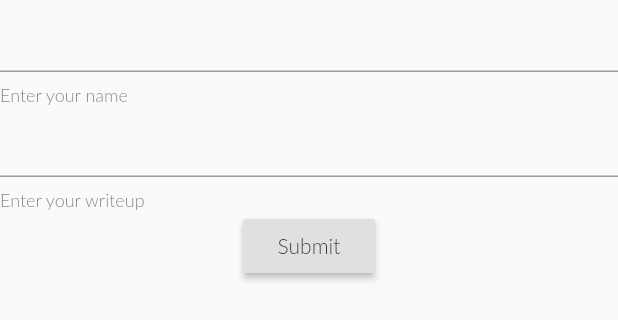
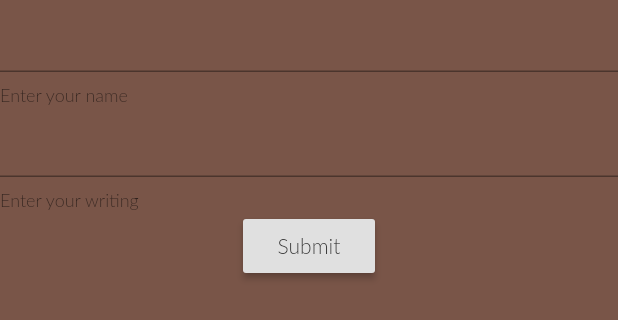
Before and after one commit to AlaaEdAouimeur/Flutter_SocialNetwork, a Flutter app: the WriteTab widget shown alone on an empty page, opened directly, on a phone screen of 412 x 824 dp. Shown: the top 320 px of the screen. Run offline on Flutter 3.47's test engine with Material 2 defaults, Android fonts, the phone set to English and light mode, and no system bars; our stand-ins replace carousel_slider, eva_icons_flutter, firebase_auth, firebase_database, flutter_redux, google_sign_in and 3 more; missing offline and left inert: flutter_facebook_login; accounts and stored records are empty.

```diff
--- a/lib/widgets/writeTab.dart
+++ b/lib/widgets/writeTab.dart
@@ -12,7 +12,9 @@ class WriteTabState extends State<WriteTab> {
   Widget build(BuildContext context) {
     TextEditingController nameController = TextEditingController();
     TextEditingController writeupController = TextEditingController();
-    return Column(
+    return Container(
+      color: Colors.brown,
+      child: Column(
         children: <Widget>[
           TextField(
             decoration: InputDecoration(
@@ -22,9 +24,10 @@ class WriteTabState extends State<WriteTab> {
           ),
           TextField(
             decoration: InputDecoration(
-            helperText: "Enter your writeup",
+              helperText: "Enter your writing",
             ),
             controller: writeupController,
+            keyboardType: TextInputType.multiline,
           ),
           RaisedButton(
             child: Text("Submit"),
@@ -32,6 +35,7 @@ class WriteTabState extends State<WriteTab> {
                 insertData(nameController.text, writeupController.text),
           )
         ],
+      ),
     );
   }
 
```
Also changed, not shown: lib/widgets/homeTab.dart (+17 -11 lines). Lines whose indentation alone changed are shown as unchanged.
